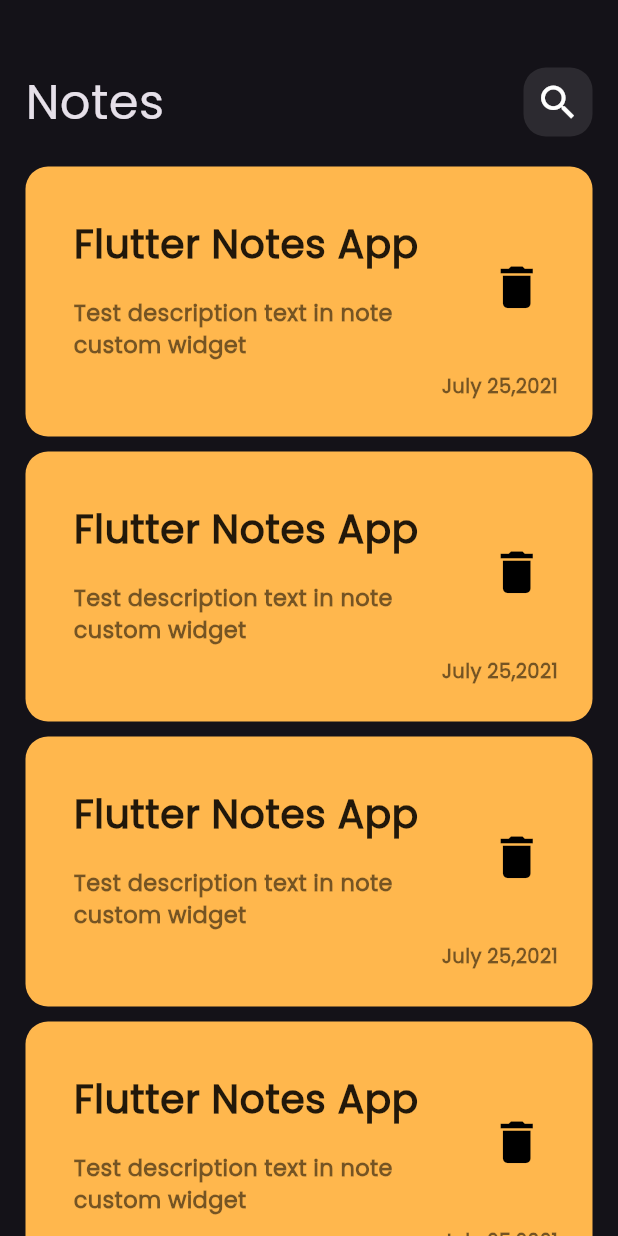
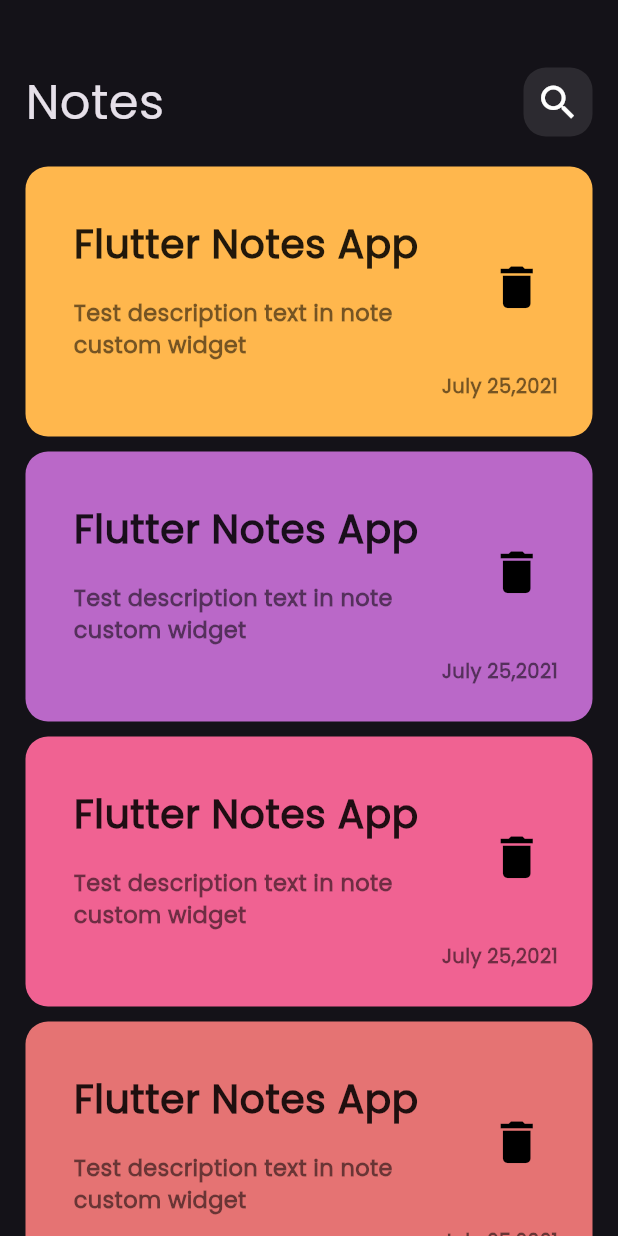
Before and after one commit to ahmedjamal22290/Notes_App, a Flutter app: the screen it shows after launch, on a phone screen of 412 x 824 dp. Run offline on Flutter 3.47's test engine with Material 3 defaults, Android fonts, the phone set to English and light mode, and no system bars.

Commit message:
change note color

```diff
--- a/lib/widgets/home_view_body.dart
+++ b/lib/widgets/home_view_body.dart
@@ -1,6 +1,6 @@
 import 'package:flutter/material.dart';
 import 'package:notes_app/widgets/custom_app_bar.dart';
-import 'package:notes_app/widgets/note_item.dart';
+import 'package:notes_app/widgets/notes_llist_view.dart';
 
 class homeViewBody extends StatelessWidget {
   const homeViewBody({
@@ -13,32 +13,10 @@ class homeViewBody extends StatelessWidget {
       padding: const EdgeInsets.only(top: 30.0),
       child: Column(
         children: [
-          customAppBar(),
+          const customAppBar(),
           NotesListView(),
         ],
       ),
     );
   }
 }
-
-class NotesListView extends StatelessWidget {
-  const NotesListView({
-    super.key,
-  });
-
-  @override
-  Widget build(BuildContext context) {
-    return Expanded(
-      child: ListView.builder(
-        itemCount: 20,
-        itemBuilder: (context, index) {
-          return NoteItem(
-            date: "July 25,2021",
-            descrip: 'Test description text in note custom widget',
-            title: "Flutter Notes App",
-          );
-        },
-      ),
-    );
-  }
-}
--- a/lib/widgets/note_item.dart
+++ b/lib/widgets/note_item.dart
@@ -6,8 +6,10 @@ class NoteItem extends StatelessWidget {
     required this.date,
     required this.descrip,
     required this.title,
+    required this.color,
   });
   final String title, descrip, date;
+  final Color color;
   @override
   Widget build(BuildContext context) {
     return Container(
@@ -16,7 +18,7 @@ class NoteItem extends StatelessWidget {
       // height: 200,
       decoration: BoxDecoration(
         borderRadius: BorderRadius.circular(15),
-        color: Colors.orange.shade300,
+        color: color,
       ),
       child: Column(
         mainAxisAlignment: MainAxisAlignment.spaceEvenly,
--- a/lib/widgets/notes_llist_view.dart
+++ b/lib/widgets/notes_llist_view.dart
@@ -0,0 +1,36 @@
+import 'package:flutter/material.dart';
+import 'package:notes_app/widgets/note_item.dart';
+
+class NotesListView extends StatelessWidget {
+  NotesListView({
+    super.key,
+  });
+  final List<Color> colors = [
+    Colors.orange.shade300,
+    Colors.purple.shade300,
+    Colors.pink.shade300,
+    Colors.red.shade300,
+    Colors.yellow.shade300,
+    Colors.green.shade300,
+  ];
+  int colorIndex = 0;
+  @override
+  Widget build(BuildContext context) {
+    return Expanded(
+      child: ListView.builder(
+        itemCount: 20,
+        itemBuilder: (context, index) {
+          if (colorIndex == 5) {
+            colorIndex = 0;
+          }
+          return NoteItem(
+            color: colors[colorIndex++],
+            date: "July 25,2021",
+            descrip: 'Test description text in note custom widget',
+            title: "Flutter Notes App",
+          );
+        },
+      ),
+    );
+  }
+}
```
